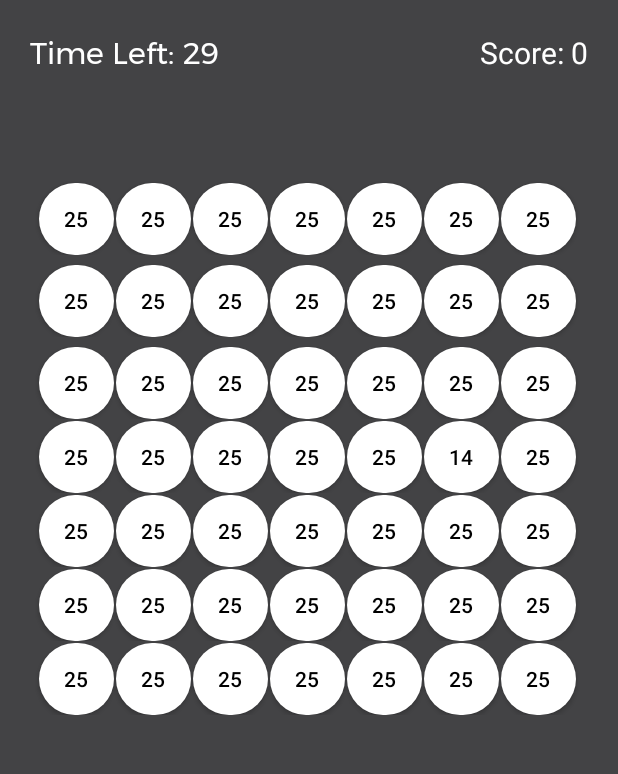
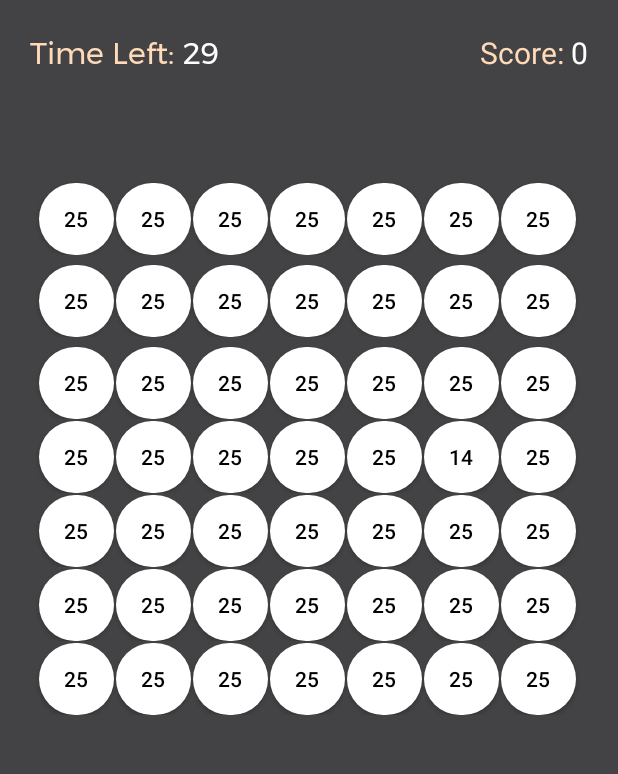
Before and after one commit to Skill-Class/Tap-The-Unique, an Android app: the MainActivity screen opened directly, with no data from a screen before it, on a phone screen of 412 x 824 dp, the part 161-935 px from its top. Run offline under Robolectric (Android 15) with nearby library versions, the phone set to English and light mode, and no system bars.

Commit message:
UI Improvement #9

```diff
--- a/app/src/main/res/layout/activity_main.xml
+++ b/app/src/main/res/layout/activity_main.xml
@@ -38,7 +38,7 @@ tools:context=".MainActivity">
                 android:layout_height="wrap_content"
                 android:fontFamily="@font/montserrat"
                 android:text="Time Left: "
-                android:textColor="@color/white"
+                android:textColor="@color/PeachPuff"
                 android:textSize="20sp" />
 
             <TextView
@@ -62,7 +62,7 @@ tools:context=".MainActivity">
                 android:layout_width="wrap_content"
                 android:layout_height="wrap_content"
                 android:text="Score: "
-                android:textColor="@color/white"
+                android:textColor="@color/PeachPuff"
                 android:textSize="20sp" />
 
             <TextView
```
